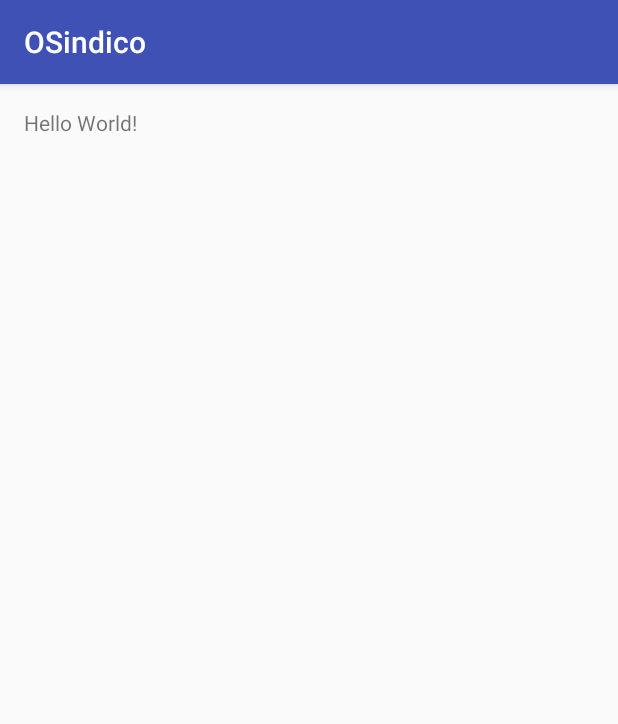
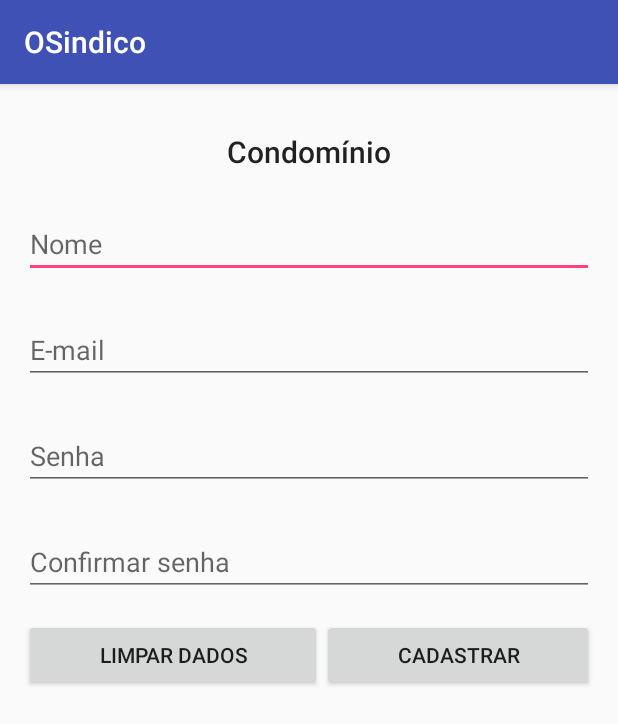
Before and after one commit to pablovfds/OSindico, an Android app: the CadastroMoradorActivity screen opened directly, with no data from a screen before it, on a phone screen of 412 x 824 dp. Shown: the top 724 px of the screen. Run offline under Robolectric (Android 15) with nearby library versions, the phone set to English and light mode, and no system bars; 1 statement that could not run was skipped.

Commit message:
Implementada a UI de cadastro e Leitor de QRCode funcionando.

```diff
--- a/app/src/main/java/br/com/edu/ufcg/osindico/LeitorQRCode/ui/LeitorActivity.java
+++ b/app/src/main/java/br/com/edu/ufcg/osindico/LeitorQRCode/ui/LeitorActivity.java
@@ -12,6 +12,7 @@ import com.google.zxing.integration.android.IntentIntegrator;
 import com.google.zxing.integration.android.IntentResult;
 
 import br.com.edu.ufcg.osindico.R;
+import br.com.edu.ufcg.osindico.cadastroMorador.ui.CadastroMoradorActivity;
 
 public class LeitorActivity extends AppCompatActivity {
 
@@ -28,7 +29,7 @@ public class LeitorActivity extends AppCompatActivity {
             public void onClick(View view) {
                 IntentIntegrator integrator = new IntentIntegrator(activity);
                 integrator.setDesiredBarcodeFormats(IntentIntegrator.QR_CODE_TYPES);
-                integrator.setPrompt("Scan");
+                integrator.setPrompt("Posicione o QRCode para leitura.");
                 integrator.setCameraId(0);
                 integrator.setBeepEnabled(false);
                 integrator.setBarcodeImageEnabled(false);
@@ -45,6 +46,11 @@ public class LeitorActivity extends AppCompatActivity {
                 Toast.makeText(this, "Erro", Toast.LENGTH_LONG).show();
             } else {
                 Toast.makeText(this, result.getContents(), Toast.LENGTH_LONG).show();
+                Intent intent = new Intent(this, CadastroMoradorActivity.class);
+                Bundle bundle = new Bundle();
+                bundle.putString("condominio", result.getContents());
+                intent.putExtras(bundle);
+                startActivity(intent);
             }
         } else {
             super.onActivityResult(requestCode, resultCode, data);
--- a/app/src/main/java/br/com/edu/ufcg/osindico/cadastroMorador/ui/CadastroMoradorActivity.java
+++ b/app/src/main/java/br/com/edu/ufcg/osindico/cadastroMorador/ui/CadastroMoradorActivity.java
@@ -1,7 +1,9 @@
 package br.com.edu.ufcg.osindico.cadastroMorador.ui;
 
+import android.content.Intent;
 import android.support.v7.app.AppCompatActivity;
 import android.os.Bundle;
+import android.widget.TextView;
 
 import br.com.edu.ufcg.osindico.R;
 import br.com.edu.ufcg.osindico.cadastroMorador.mvp.ICadastroMoradorMVP;
@@ -12,5 +14,11 @@ public class CadastroMoradorActivity extends AppCompatActivity implements ICadas
     protected void onCreate(Bundle savedInstanceState) {
         super.onCreate(savedInstanceState);
         setContentView(R.layout.activity_cadastro_morador);
+
+        Intent intent = getIntent();
+        Bundle bundle = intent.getExtras();
+
+        TextView textView = (TextView) findViewById(R.id.nome_condominio);
+        textView.setText(bundle.getString("condominio"));
     }
 }
--- a/app/src/main/res/layout/activity_cadastro_morador.xml
+++ b/app/src/main/res/layout/activity_cadastro_morador.xml
@@ -1,17 +1,82 @@
 <?xml version="1.0" encoding="utf-8"?>
 <RelativeLayout xmlns:android="http://schemas.android.com/apk/res/android"
     xmlns:tools="http://schemas.android.com/tools"
-    android:id="@+id/activity_main"
+    android:id="@+id/activity_cadastro_morador"
     android:layout_width="match_parent"
     android:layout_height="match_parent"
     android:paddingBottom="@dimen/activity_vertical_margin"
     android:paddingLeft="@dimen/activity_horizontal_margin"
     android:paddingRight="@dimen/activity_horizontal_margin"
     android:paddingTop="@dimen/activity_vertical_margin"
-    tools:context="br.com.edu.ufcg.osindico.cadastroMorador.ui.CadastroMoradorActivity">
+    tools:context="br.com.edu.ufcg.osindico.cadastroMorador.ui.CadastroMoradorActivity"
+    android:weightSum="1">
 
     <TextView
-        android:layout_width="wrap_content"
+        android:layout_width="match_parent"
         android:layout_height="wrap_content"
-        android:text="Hello World!" />
+        android:text="Condomínio"
+        android:id="@+id/nome_condominio"
+        android:layout_centerHorizontal="true"
+        android:textAlignment="center"
+        android:textAppearance="@style/TextAppearance.AppCompat.Light.SearchResult.Title"
+        android:layout_marginTop="15dp"/>
+
+    <EditText
+        android:id="@+id/nome_morador"
+        android:layout_width="match_parent"
+        android:layout_height="wrap_content"
+        android:hint="Nome"
+        android:layout_marginTop="25dp"
+        android:inputType="textPersonName"
+        android:layout_below="@id/nome_condominio"/>
+
+    <EditText
+        android:id="@+id/email_morador"
+        android:layout_width="match_parent"
+        android:layout_height="wrap_content"
+        android:hint="E-mail"
+        android:layout_marginTop="25dp"
+        android:inputType="textEmailAddress"
+        android:layout_below="@id/nome_morador"/>
+
+    <EditText
+        android:id="@+id/senha_morador"
+        android:layout_width="match_parent"
+        android:layout_height="wrap_content"
+        android:hint="Senha"
+        android:layout_marginTop="25dp"
+        android:inputType="textPassword"
+        android:layout_below="@id/email_morador"/>
+
+    <EditText
+        android:id="@+id/confirmar_senha_morador"
+        android:layout_width="match_parent"
+        android:layout_height="wrap_content"
+        android:hint="Confirmar senha"
+        android:layout_marginTop="25dp"
+        android:inputType="textPassword"
+        android:layout_below="@id/senha_morador"/>
+
+    <LinearLayout
+        android:layout_below="@+id/confirmar_senha_morador"
+        android:layout_width="match_parent"
+        android:layout_height="wrap_content"
+        android:layout_marginTop="15dp"
+        android:orientation="horizontal">
+        <Button
+            android:id="@+id/btn_limpar_dados"
+            android:text="Limpar Dados"
+            android:layout_width="wrap_content"
+            android:layout_height="match_parent"
+            android:layout_centerHorizontal="true"
+            android:layout_weight="0.5"/>
+        <Button
+            android:id="@+id/btn_cadastrar"
+            android:text="Cadastrar"
+            android:layout_width="wrap_content"
+            android:layout_height="match_parent"
+            android:layout_centerHorizontal="true"
+            android:layout_weight="0.5"/>
+    </LinearLayout>
+
 </RelativeLayout>
```
